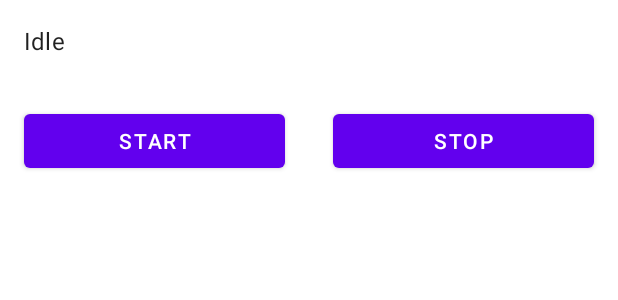
After one commit to nbschultz97/DroneDetectAndroid, an Android app: the layout activity_main.xml on its own in the app's theme, with its tools: preview values and no code run, on a phone screen of 412 x 824 dp. The commit adds this screen. Shown: the top 300 px of the screen. Run offline under Robolectric (Android 15) with nearby library versions, the phone set to English and light mode, and no system bars.

Commit message:
Implement Wi-Fi scanning pipeline and Android build scaffolding

```diff
--- /dev/null
+++ b/app/src/main/res/layout/activity_main.xml
@@ -0,0 +1,52 @@
+<?xml version="1.0" encoding="utf-8"?>
+<androidx.constraintlayout.widget.ConstraintLayout xmlns:android="http://schemas.android.com/apk/res/android"
+    xmlns:app="http://schemas.android.com/apk/res-auto"
+    xmlns:tools="http://schemas.android.com/tools"
+    android:layout_width="match_parent"
+    android:layout_height="match_parent"
+    tools:context=".MainActivity">
+
+    <TextView
+        android:id="@+id/statusView"
+        android:layout_width="0dp"
+        android:layout_height="wrap_content"
+        android:padding="16dp"
+        android:text="Idle"
+        android:textAppearance="@style/TextAppearance.MaterialComponents.Subtitle1"
+        app:layout_constraintEnd_toEndOf="parent"
+        app:layout_constraintStart_toStartOf="parent"
+        app:layout_constraintTop_toTopOf="parent" />
+
+    <TextView
+        android:id="@+id/scanSummary"
+        android:layout_width="0dp"
+        android:layout_height="0dp"
+        android:padding="16dp"
+        android:textAppearance="@style/TextAppearance.MaterialComponents.Body2"
+        android:visibility="gone"
+        app:layout_constraintBottom_toTopOf="@+id/startButton"
+        app:layout_constraintEnd_toEndOf="parent"
+        app:layout_constraintStart_toStartOf="parent"
+        app:layout_constraintTop_toBottomOf="@id/statusView" />
+
+    <Button
+        android:id="@+id/startButton"
+        android:layout_width="0dp"
+        android:layout_height="wrap_content"
+        android:layout_margin="16dp"
+        android:text="Start"
+        app:layout_constraintEnd_toStartOf="@+id/stopButton"
+        app:layout_constraintStart_toStartOf="parent"
+        app:layout_constraintTop_toBottomOf="@+id/scanSummary" />
+
+    <Button
+        android:id="@+id/stopButton"
+        android:layout_width="0dp"
+        android:layout_height="wrap_content"
+        android:layout_margin="16dp"
+        android:text="Stop"
+        app:layout_constraintEnd_toEndOf="parent"
+        app:layout_constraintStart_toEndOf="@id/startButton"
+        app:layout_constraintTop_toBottomOf="@+id/scanSummary" />
+
+</androidx.constraintlayout.widget.ConstraintLayout>
--- /dev/null
+++ b/app/src/main/res/values-night/themes.xml
@@ -0,0 +1,6 @@
+<resources xmlns:tools="http://schemas.android.com/tools">
+    <style name="Theme.DroneDetect" parent="Theme.MaterialComponents.DayNight.NoActionBar">
+        <item name="android:statusBarColor">?attr/colorPrimaryVariant</item>
+        <item name="android:windowLightStatusBar">false</item>
+    </style>
+</resources>
--- /dev/null
+++ b/app/src/main/res/values/strings.xml
@@ -0,0 +1,3 @@
+<resources>
+    <string name="app_name">DroneDetect</string>
+</resources>
--- /dev/null
+++ b/app/src/main/res/values/themes.xml
@@ -0,0 +1,6 @@
+<resources xmlns:tools="http://schemas.android.com/tools">
+    <style name="Theme.DroneDetect" parent="Theme.MaterialComponents.DayNight.NoActionBar">
+        <item name="android:statusBarColor">?attr/colorPrimaryVariant</item>
+        <item name="android:windowLightStatusBar">true</item>
+    </style>
+</resources>
--- /dev/null
+++ b/settings.gradle
@@ -0,0 +1,2 @@
+rootProject.name = "DroneDetectAndroid"
+include(":app")
```
Also changed, not shown: app/build.gradle (added, +68 -0 lines), app/src/main/AndroidManifest.xml (added, +34 -0 lines), app/src/main/java/com/example/dronedetect/DroneSignalDetector.kt (+70 -12 lines), app/src/main/java/com/example/dronedetect/MainActivity.kt (+103 -1 lines), build.gradle (added, +21 -0 lines), gradle/wrapper/gradle-wrapper.properties (added), 5 other files.
